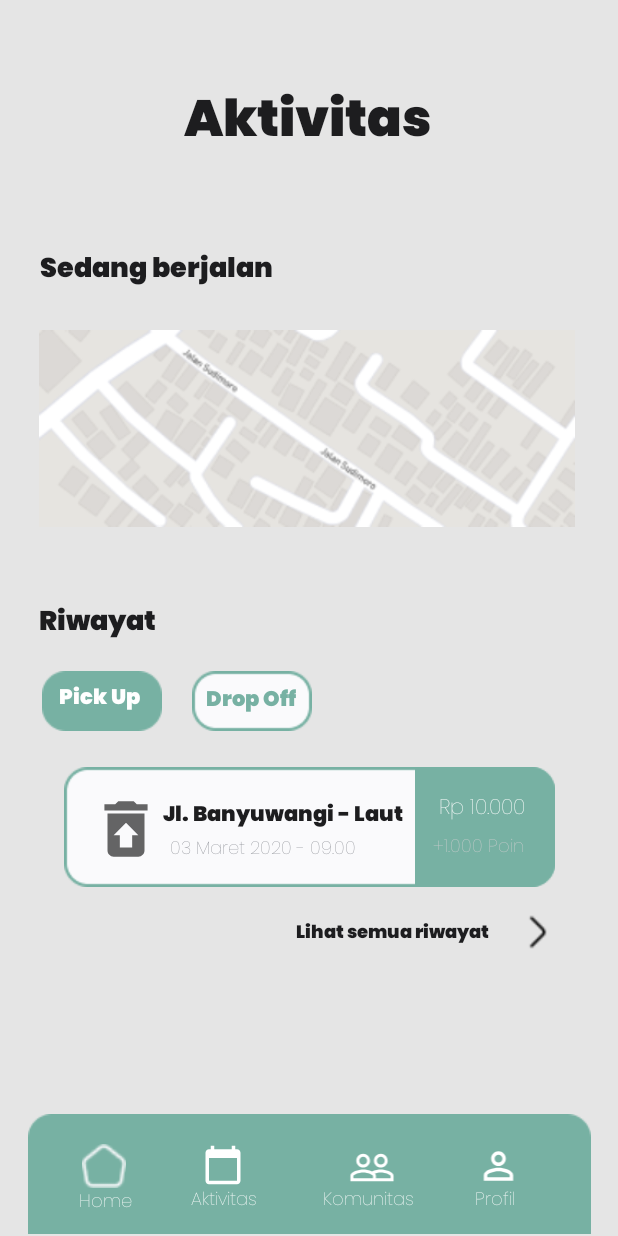
After one commit to NathanDaud123/Apl-Sampah-Internship-RAION, an Android app: the AktivitasPage screen opened directly, with no data from a screen before it, on a phone screen of 412 x 824 dp. The commit adds this screen. Run offline under Robolectric (Android 15) with nearby library versions, the phone set to English and light mode, and no system bars.

Commit message:
Aktivias page : - Baru keseluruhan secara umum - Nambah beberapa color

```diff
--- /dev/null
+++ b/app/src/main/java/user/example/sampah/AktivitasPage.kt
@@ -0,0 +1,11 @@
+package user.example.sampah
+
+import androidx.appcompat.app.AppCompatActivity
+import android.os.Bundle
+
+class AktivitasPage : AppCompatActivity() {
+    override fun onCreate(savedInstanceState: Bundle?) {
+        super.onCreate(savedInstanceState)
+        setContentView(R.layout.activity_aktivitas_page)
+    }
+}
--- a/app/src/main/java/user/example/sampah/MainActivity2.kt
+++ b/app/src/main/java/user/example/sampah/MainActivity2.kt
@@ -11,7 +11,7 @@ import androidx.activity.result.contract.ActivityResultContracts
 
 class MainActivity2 : AppCompatActivity() {
 
-    lateinit var adapters: Adapters
+//    lateinit var adapters: Adapters
 
     override fun onCreate(savedInstanceState: Bundle?) {
         super.onCreate(savedInstanceState)
@@ -37,7 +37,7 @@ class MainActivity2 : AppCompatActivity() {
                 gambar1.setImageResource(R.drawable.page2gambar3)
                 itung++
             } else if (itung == 2) {
-                var nextPage = Intent(this,MainActivity3::class.java)
+                var nextPage = Intent(this,LoginPage::class.java)
                 startActivity(nextPage)
             }
         }
--- /dev/null
+++ b/app/src/main/res/drawable/ic_baseline_calendar_today_24.xml
@@ -0,0 +1,10 @@
+<vector xmlns:android="http://schemas.android.com/apk/res/android"
+    android:width="24dp"
+    android:height="24dp"
+    android:viewportWidth="24"
+    android:viewportHeight="24"
+    android:tint="?attr/colorControlNormal">
+  <path
+      android:fillColor="@android:color/white"
+      android:pathData="M20,3h-1L19,1h-2v2L7,3L7,1L5,1v2L4,3c-1.1,0 -2,0.9 -2,2v16c0,1.1 0.9,2 2,2h16c1.1,0 2,-0.9 2,-2L22,5c0,-1.1 -0.9,-2 -2,-2zM20,21L4,21L4,8h16v13z"/>
+</vector>
--- /dev/null
+++ b/app/src/main/res/drawable/ic_baseline_people_outline_24.xml
@@ -0,0 +1,10 @@
+<vector xmlns:android="http://schemas.android.com/apk/res/android"
+    android:width="24dp"
+    android:height="24dp"
+    android:viewportWidth="24"
+    android:viewportHeight="24"
+    android:tint="?attr/colorControlNormal">
+  <path
+      android:fillColor="@android:color/white"
+      android:pathData="M16.5,13c-1.2,0 -3.07,0.34 -4.5,1 -1.43,-0.67 -3.3,-1 -4.5,-1C5.33,13 1,14.08 1,16.25L1,19h22v-2.75c0,-2.17 -4.33,-3.25 -6.5,-3.25zM12.5,17.5h-10v-1.25c0,-0.54 2.56,-1.75 5,-1.75s5,1.21 5,1.75v1.25zM21.5,17.5L14,17.5v-1.25c0,-0.46 -0.2,-0.86 -0.52,-1.22 0.88,-0.3 1.96,-0.53 3.02,-0.53 2.44,0 5,1.21 5,1.75v1.25zM7.5,12c1.93,0 3.5,-1.57 3.5,-3.5S9.43,5 7.5,5 4,6.57 4,8.5 5.57,12 7.5,12zM7.5,6.5c1.1,0 2,0.9 2,2s-0.9,2 -2,2 -2,-0.9 -2,-2 0.9,-2 2,-2zM16.5,12c1.93,0 3.5,-1.57 3.5,-3.5S18.43,5 16.5,5 13,6.57 13,8.5s1.57,3.5 3.5,3.5zM16.5,6.5c1.1,0 2,0.9 2,2s-0.9,2 -2,2 -2,-0.9 -2,-2 0.9,-2 2,-2z"/>
+</vector>
--- /dev/null
+++ b/app/src/main/res/drawable/ic_baseline_perm_identity_24.xml
@@ -0,0 +1,10 @@
+<vector xmlns:android="http://schemas.android.com/apk/res/android"
+    android:width="24dp"
+    android:height="24dp"
+    android:viewportWidth="24"
+    android:viewportHeight="24"
+    android:tint="?attr/colorControlNormal">
+  <path
+      android:fillColor="@android:color/white"
+      android:pathData="M12,5.9c1.16,0 2.1,0.94 2.1,2.1s-0.94,2.1 -2.1,2.1S9.9,9.16 9.9,8s0.94,-2.1 2.1,-2.1m0,9c2.97,0 6.1,1.46 6.1,2.1v1.1L5.9,18.1L5.9,17c0,-0.64 3.13,-2.1 6.1,-2.1M12,4C9.79,4 8,5.79 8,8s1.79,4 4,4 4,-1.79 4,-4 -1.79,-4 -4,-4zM12,13c-2.67,0 -8,1.34 -8,4v3h16v-3c0,-2.66 -5.33,-4 -8,-4z"/>
+</vector>
--- /dev/null
+++ b/app/src/main/res/drawable/ic_baseline_restore_from_trash_24.xml
@@ -0,0 +1,10 @@
+<vector xmlns:android="http://schemas.android.com/apk/res/android"
+    android:width="24dp"
+    android:height="24dp"
+    android:viewportWidth="24"
+    android:viewportHeight="24"
+    android:tint="?attr/colorControlNormal">
+  <path
+      android:fillColor="@android:color/white"
+      android:pathData="M19,4h-3.5l-1,-1h-5l-1,1L5,4v2h14zM6,7v12c0,1.1 0.9,2 2,2h8c1.1,0 2,-0.9 2,-2L18,7L6,7zM14,14v4h-4v-4L8,14l4,-4 4,4h-2z"/>
+</vector>
--- /dev/null
+++ b/app/src/main/res/layout/activity_aktivitas_page.xml
@@ -0,0 +1,355 @@
+<?xml version="1.0" encoding="utf-8"?>
+<androidx.constraintlayout.widget.ConstraintLayout xmlns:android="http://schemas.android.com/apk/res/android"
+    xmlns:app="http://schemas.android.com/apk/res-auto"
+    xmlns:tools="http://schemas.android.com/tools"
+    android:layout_width="match_parent"
+    android:layout_height="match_parent"
+    android:background="@color/kremHalus"
+    tools:context=".AktivitasPage">
+
+    <TextView
+        android:id="@+id/textView12"
+        android:layout_width="wrap_content"
+        android:layout_height="wrap_content"
+        android:layout_marginTop="52dp"
+        android:fontFamily="@font/poppins"
+        android:text="Aktivitas"
+        android:textColor="@color/baseblack"
+        android:textSize="34sp"
+        android:textStyle="normal|bold"
+        app:layout_constraintEnd_toEndOf="parent"
+        app:layout_constraintHorizontal_bias="0.498"
+        app:layout_constraintStart_toStartOf="parent"
+        app:layout_constraintTop_toTopOf="parent" />
+
+    <TextView
+        android:id="@+id/textView14"
+        android:layout_width="wrap_content"
+        android:layout_height="wrap_content"
+        android:layout_marginTop="52dp"
+        android:fontFamily="@font/poppins"
+        android:text="Sedang berjalan"
+        android:textColor="@color/baseblack"
+        android:textSize="18dp"
+        app:layout_constraintEnd_toEndOf="parent"
+        app:layout_constraintHorizontal_bias="0.103"
+        app:layout_constraintStart_toStartOf="parent"
+        app:layout_constraintTop_toBottomOf="@+id/textView12" />
+
+
+    <ImageView
+        android:id="@+id/imageView15"
+        android:layout_width="357dp"
+        android:layout_height="155dp"
+        android:layout_marginTop="12dp"
+        app:layout_constraintEnd_toEndOf="parent"
+        app:layout_constraintHorizontal_bias="0.481"
+        app:layout_constraintStart_toStartOf="parent"
+        app:layout_constraintTop_toBottomOf="@+id/textView14"
+        app:srcCompat="@drawable/basemap_image" />
+
+    <TextView
+        android:id="@+id/textView15"
+        android:layout_width="wrap_content"
+        android:layout_height="wrap_content"
+        android:layout_marginTop="36dp"
+        android:fontFamily="@font/poppins"
+        android:text="Riwayat"
+        android:textColor="@color/baseblack"
+        android:textSize="18dp"
+        android:textStyle="bold"
+        app:layout_constraintEnd_toEndOf="parent"
+        app:layout_constraintHorizontal_bias="0.077"
+        app:layout_constraintStart_toStartOf="parent"
+        app:layout_constraintTop_toBottomOf="@+id/imageView15" />
+
+    <ImageButton
+        android:id="@+id/imageButton3"
+        android:layout_width="83dp"
+        android:layout_height="48dp"
+        android:layout_marginStart="24dp"
+        android:layout_marginTop="12dp"
+        android:backgroundTint="@color/kremHalus"
+        app:layout_constraintEnd_toStartOf="@+id/imageView16"
+        app:layout_constraintHorizontal_bias="0.111"
+        app:layout_constraintStart_toStartOf="parent"
+        app:layout_constraintTop_toBottomOf="@+id/textView15"
+        app:srcCompat="@drawable/rectangle_384"
+        tools:ignore="SpeakableTextPresentCheck" />
+
+    <ImageView
+        android:id="@+id/imageView16"
+        android:layout_width="wrap_content"
+        android:layout_height="wrap_content"
+        android:layout_marginTop="16dp"
+        android:layout_marginEnd="204dp"
+        app:layout_constraintEnd_toEndOf="parent"
+        app:layout_constraintTop_toBottomOf="@+id/textView15"
+        app:srcCompat="@drawable/rectangle_385" />
+
+    <TextView
+        android:id="@+id/PickUp"
+        android:layout_width="wrap_content"
+        android:layout_height="wrap_content"
+        android:fontFamily="@font/poppins"
+        android:shadowColor="@color/baseblack"
+        android:text="Pick Up"
+        android:textColor="@color/white"
+        android:textColorHighlight="@color/baseblack"
+        app:layout_constraintBottom_toBottomOf="@+id/imageButton3"
+        app:layout_constraintEnd_toEndOf="@+id/imageButton3"
+        app:layout_constraintHorizontal_bias="0.444"
+        app:layout_constraintStart_toStartOf="@+id/imageButton3"
+        app:layout_constraintTop_toTopOf="@+id/imageButton3"
+        app:layout_constraintVertical_bias="0.444" />
+
+    <TextView
+        android:id="@+id/textView17"
+        android:layout_width="wrap_content"
+        android:layout_height="wrap_content"
+        android:fontFamily="@font/poppins"
+        android:text="Drop Off"
+        android:textColor="@color/PrimaryGreen"
+        app:layout_constraintBottom_toBottomOf="@+id/imageView16"
+        app:layout_constraintEnd_toEndOf="@+id/imageView16"
+        app:layout_constraintHorizontal_bias="0.461"
+        app:layout_constraintStart_toStartOf="@+id/imageView16"
+        app:layout_constraintTop_toTopOf="@+id/imageView16" />
+
+    <ImageView
+        android:id="@+id/imageView17"
+        android:layout_width="wrap_content"
+        android:layout_height="wrap_content"
+        android:layout_marginTop="24dp"
+        app:layout_constraintBottom_toBottomOf="parent"
+        app:layout_constraintEnd_toEndOf="parent"
+        app:layout_constraintStart_toStartOf="parent"
+        app:layout_constraintTop_toBottomOf="@+id/imageView16"
+        app:layout_constraintVertical_bias="0.0"
+        app:srcCompat="@drawable/rectangle_387" />
+
+    <TextView
+        android:id="@+id/textView18"
+        android:layout_width="wrap_content"
+        android:layout_height="wrap_content"
+        android:layout_marginTop="20dp"
+        android:layout_marginEnd="8dp"
+        android:fontFamily="@font/poppins"
+        android:text="Jl. Banyuwangi - Laut"
+        android:textColor="@color/baseblack"
+        app:layout_constraintEnd_toStartOf="@+id/imageView21"
+        app:layout_constraintTop_toTopOf="@+id/imageView17" />
+
+    <ImageView
+        android:id="@+id/imageView20"
+        android:layout_width="49dp"
+        android:layout_height="49dp"
+        app:layout_constraintBottom_toBottomOf="@+id/imageView17"
+        app:layout_constraintEnd_toStartOf="@+id/textView18"
+        app:layout_constraintHorizontal_bias="1.0"
+        app:layout_constraintStart_toStartOf="@+id/imageView17"
+        app:layout_constraintTop_toTopOf="@+id/imageView17"
+        app:layout_constraintVertical_bias="0.548"
+        app:srcCompat="@drawable/ic_baseline_restore_from_trash_24" />
+
+    <TextView
+        android:id="@+id/textView19"
+        android:layout_width="wrap_content"
+        android:layout_height="wrap_content"
+        android:layout_marginEnd="36dp"
+        android:fontFamily="@font/poppins_thin"
+        android:text="03 Maret 2020 - 09.00"
+        android:textColor="@color/MediumGrey"
+        android:textSize="12sp"
+        app:layout_constraintEnd_toStartOf="@+id/imageView21"
+        app:layout_constraintHorizontal_bias="0.953"
+        app:layout_constraintStart_toStartOf="@+id/imageView17"
+        app:layout_constraintTop_toBottomOf="@+id/textView18" />
+
+    <ImageView
+        android:id="@+id/imageView21"
+        android:layout_width="wrap_content"
+        android:layout_height="wrap_content"
+        app:layout_constraintBottom_toBottomOf="@+id/imageView17"
+        app:layout_constraintEnd_toEndOf="@+id/imageView17"
+        app:layout_constraintHorizontal_bias="1.0"
+        app:layout_constraintStart_toStartOf="@+id/imageView17"
+        app:layout_constraintTop_toTopOf="@+id/imageView17"
+        app:layout_constraintVertical_bias="0.0"
+        app:srcCompat="@drawable/rectangle_388" />
+
+    <TextView
+        android:id="@+id/textView20"
+        android:layout_width="wrap_content"
+        android:layout_height="wrap_content"
+        android:layout_marginEnd="16dp"
+        android:fontFamily="@font/poppins_thin"
+        android:text="Rp 10.000"
+        android:textColor="@color/white"
+        android:textSize="14sp"
+        app:layout_constraintBottom_toBottomOf="@+id/imageView21"
+        app:layout_constraintEnd_toEndOf="@+id/imageView17"
+        app:layout_constraintHorizontal_bias="0.809"
+        app:layout_constraintStart_toStartOf="@+id/imageView21"
+        app:layout_constraintTop_toTopOf="@+id/imageView21"
+        app:layout_constraintVertical_bias="0.278" />
+
+    <TextView
+        android:id="@+id/textView21"
+        android:layout_width="wrap_content"
+        android:layout_height="wrap_content"
+        android:fontFamily="@font/poppins_thin"
+        android:text="+1.000 Poin"
+        android:textColor="#CDCECF"
+        android:textSize="12sp"
+        app:layout_constraintBottom_toBottomOf="@+id/imageView21"
+        app:layout_constraintEnd_toEndOf="@+id/imageView17"
+        app:layout_constraintHorizontal_bias="0.37"
+        app:layout_constraintStart_toStartOf="@+id/imageView21"
+        app:layout_constraintTop_toBottomOf="@+id/textView20"
+        app:layout_constraintVertical_bias="0.227" />
+
+    <TextView
+        android:id="@+id/textView22"
+        android:layout_width="wrap_content"
+        android:layout_height="wrap_content"
+        android:layout_marginTop="20dp"
+        android:fontFamily="@font/poppins"
+        android:text="Lihat semua riwayat"
+        android:textColor="@color/baseblack"
+        android:textSize="12sp"
+        app:layout_constraintEnd_toStartOf="@+id/imageView23"
+        app:layout_constraintHorizontal_bias="0.915"
+        app:layout_constraintStart_toStartOf="parent"
+        app:layout_constraintTop_toBottomOf="@+id/imageView17" />
+
+    <ImageView
+        android:id="@+id/imageView23"
+        android:layout_width="28dp"
+        android:layout_height="28dp"
+        android:layout_marginTop="16dp"
+        android:layout_marginEnd="40dp"
+        app:layout_constraintEnd_toEndOf="parent"
+        app:layout_constraintTop_toBottomOf="@+id/imageView17"
+        app:srcCompat="@drawable/drop3"
+        app:tint="@color/black" />
+
+    <ImageView
+        android:id="@+id/imageView28"
+        android:layout_width="wrap_content"
+        android:layout_height="wrap_content"
+        app:layout_constraintBottom_toBottomOf="parent"
+        app:layout_constraintEnd_toEndOf="parent"
+        app:layout_constraintStart_toStartOf="parent"
+        app:layout_constraintTop_toTopOf="parent"
+        app:layout_constraintVertical_bias="0.998"
+        app:srcCompat="@drawable/rectangle_369" />
+
+    <ImageView
+        android:id="@+id/imageView29"
+        android:layout_width="33dp"
+        android:layout_height="29dp"
+        android:layout_marginTop="20dp"
+        app:layout_constraintBottom_toBottomOf="parent"
+        app:layout_constraintEnd_toEndOf="@+id/imageView28"
+        app:layout_constraintHorizontal_bias="0.1"
+        app:layout_constraintStart_toStartOf="@+id/imageView28"
+        app:layout_constraintTop_toTopOf="@+id/imageView28"
+        app:layout_constraintVertical_bias="0.0"
+        app:srcCompat="@drawable/vector" />
+
+    <TextView
+        android:id="@+id/textView23"
+        android:layout_width="wrap_content"
+        android:layout_height="wrap_content"
+        android:fontFamily="@font/poppins_thin"
+        android:text="Home"
+        android:textColor="@android:color/white"
+        android:textSize="12sp"
+        app:layout_constraintBottom_toBottomOf="parent"
+        app:layout_constraintEnd_toEndOf="@+id/imageView29"
+        app:layout_constraintHorizontal_bias="0.0"
+        app:layout_constraintStart_toStartOf="@+id/imageView29"
+        app:layout_constraintTop_toBottomOf="@+id/imageView29"
+        app:layout_constraintVertical_bias="0.0" />
+
+    <TextView
+        android:id="@+id/textView24"
+        android:layout_width="wrap_content"
+        android:layout_height="wrap_content"
+        android:fontFamily="@font/poppins_thin"
+        android:text="Aktivitas"
+        android:textColor="@android:color/white"
+        android:textSize="12sp"
+        app:layout_constraintBottom_toBottomOf="parent"
+        app:layout_constraintEnd_toEndOf="@+id/imageView28"
+        app:layout_constraintHorizontal_bias="0.328"
+        app:layout_constraintStart_toStartOf="@+id/imageView28"
+        app:layout_constraintTop_toBottomOf="@+id/imageView31"
+        app:layout_constraintVertical_bias="0.0" />
+
+    <TextView
+        android:id="@+id/textView25"
+        android:layout_width="wrap_content"
+        android:layout_height="wrap_content"
+        android:fontFamily="@font/poppins_thin"
+        android:text="Komunitas"
+        android:textColor="@android:color/white"
+        android:textSize="12sp"
+        app:layout_constraintBottom_toBottomOf="parent"
+        app:layout_constraintEnd_toEndOf="@+id/imageView28"
+        app:layout_constraintHorizontal_bias="0.626"
+        app:layout_constraintStart_toStartOf="@+id/imageView28"
+        app:layout_constraintTop_toTopOf="@+id/imageView38"
+        app:layout_constraintVertical_bias="0.666" />
+
+    <TextView
+        android:id="@+id/textView26"
+        android:layout_width="wrap_content"
+        android:layout_height="wrap_content"
+        android:fontFamily="@font/poppins_thin"
+        android:text="Profil"
+        android:textColor="@android:color/white"
+        android:textSize="12sp"
+        app:layout_constraintBottom_toBottomOf="parent"
+        app:layout_constraintEnd_toEndOf="@+id/imageView28"
+        app:layout_constraintHorizontal_bias="0.855"
+        app:layout_constraintStart_toStartOf="@+id/imageView28"
+        app:layout_constraintTop_toTopOf="@+id/imageView28"
+        app:layout_constraintVertical_bias="0.774" />
+
+    <ImageView
+        android:id="@+id/imageView31"
+        android:layout_width="29dp"
+        android:layout_height="28dp"
+        android:layout_marginStart="48dp"
+        android:layout_marginTop="20dp"
+        app:layout_constraintStart_toEndOf="@+id/imageView29"
+        app:layout_constraintTop_toTopOf="@+id/imageView28"
+        app:srcCompat="@drawable/ic_baseline_calendar_today_24"
+        app:tint="@color/white" />
+
+    <ImageView
+        android:id="@+id/imageView38"
+        android:layout_width="41dp"
+        android:layout_height="31dp"
+        android:layout_marginStart="64dp"
+        android:layout_marginTop="20dp"
+        android:tint="@color/white"
+        app:layout_constraintStart_toEndOf="@+id/imageView31"
+        app:layout_constraintTop_toTopOf="@+id/imageView28"
+        app:srcCompat="@drawable/ic_baseline_people_outline_24" />
+
+    <ImageView
+        android:id="@+id/imageView43"
+        android:layout_width="42dp"
+        android:layout_height="29dp"
+        android:layout_marginTop="20dp"
+        app:layout_constraintEnd_toEndOf="@+id/imageView28"
+        app:layout_constraintHorizontal_bias="0.514"
+        app:layout_constraintStart_toEndOf="@+id/imageView38"
+        app:layout_constraintTop_toTopOf="@+id/imageView28"
+        app:srcCompat="@drawable/ic_baseline_perm_identity_24"
+        app:tint="@color/white" />
+
+</androidx.constraintlayout.widget.ConstraintLayout>
--- a/app/src/main/res/layout/activity_main.xml
+++ b/app/src/main/res/layout/activity_main.xml
@@ -5,7 +5,7 @@
     android:id="@+id/layout1"
     android:layout_width="match_parent"
     android:layout_height="match_parent"
-    tools:context=".`Splash Screen`">
+    tools:context=".`Splash Screen'">
 
     <ImageView
         android:id="@+id/imageView9"
--- a/app/src/main/res/values/colors.xml
+++ b/app/src/main/res/values/colors.xml
@@ -12,5 +12,8 @@
     <color name="offblack">#1D1D1F</color>
     <color name="kremHalus">#E5E5E5</color>
     <color name="DarkGrey">#51545B</color>
+    <color name="PrimaryGreen">#77B1A3</color>
+    <color name="MediumGrey">#7A7D84</color>
+
 
 </resources>
```
Also changed, not shown: app/src/main/AndroidManifest.xml (+7 -3 lines), app/src/main/res/drawable/basemap_image.png (added), app/src/main/res/drawable/rectangle_369.png (added), app/src/main/res/drawable/rectangle_384.png (added), app/src/main/res/drawable/rectangle_385.png (added), app/src/main/res/drawable/rectangle_387.png (added), app/src/main/res/drawable/rectangle_388.png (added), app/src/main/res/drawable/vector.png (added).
